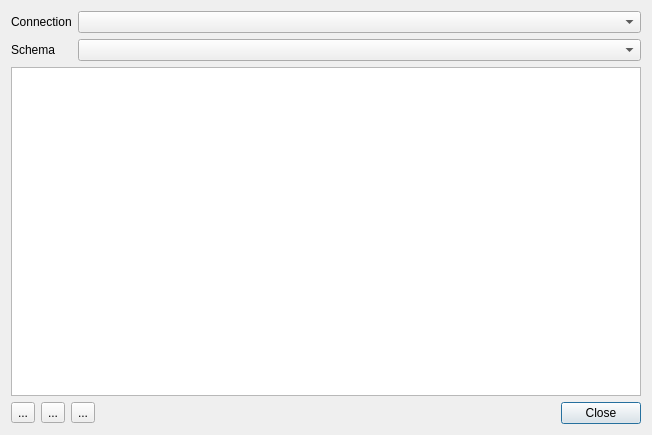
The window that config_dialog.ui (sklencar/rrm-plugin) describes before a commit, drawn with Qt 5.
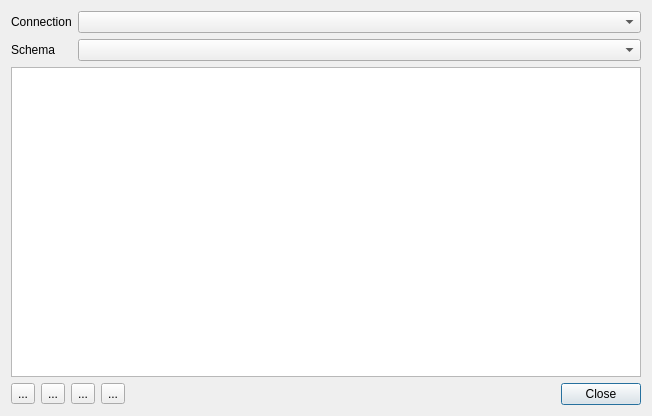
The same window after the commit.

The edit to the form file:
```diff
--- a/config_dialog.ui
+++ b/config_dialog.ui
@@ -7,7 +7,7 @@
     <x>0</x>
     <y>0</y>
     <width>652</width>
-    <height>435</height>
+    <height>416</height>
    </rect>
   </property>
   <property name="windowTitle">
@@ -82,6 +82,13 @@
        </property>
       </widget>
      </item>
+     <item>
+      <widget class="QToolButton" name="btnWizzard">
+       <property name="text">
+        <string>...</string>
+       </property>
+      </widget>
+     </item>
      <item>
       <widget class="QDialogButtonBox" name="buttonBox">
        <property name="orientation">
```
Left out of the diff: 1 changed line with no effect on the pictures.
